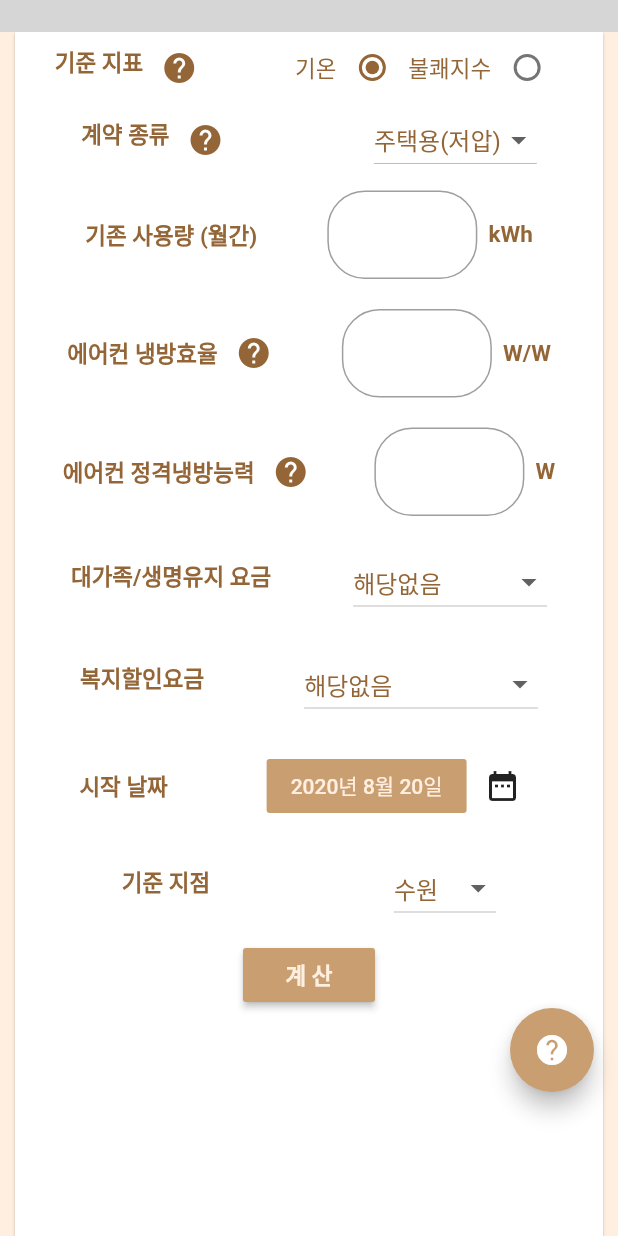
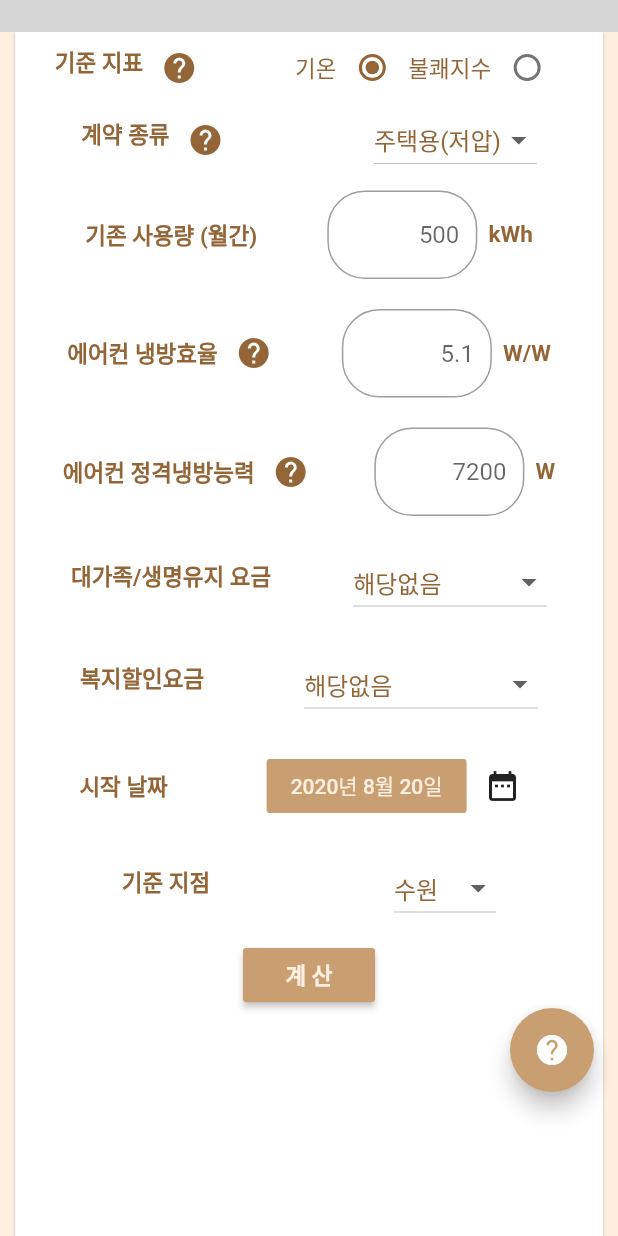
Before and after one commit to matt5797/Dignity_line, a Flutter app: the screen it shows after launch, scrolled down 229 dp, on a phone screen of 412 x 824 dp. Run offline on Flutter 3.47's test engine with Material 2 defaults, Android fonts, the phone set to English and light mode, and no system bars; our stand-ins replace fl_chart, sqflite; missing offline and left inert: firebase_admob; accounts and stored records are empty; grey boxes are pictures that could not be loaded.

```diff
--- a/lib/main.dart
+++ b/lib/main.dart
@@ -18,12 +18,16 @@ class MyApp extends StatelessWidget {
   Widget build(BuildContext context) {
     //광고 admob 적용
     FirebaseAdMob.instance
-        .initialize(appId: 'ca-app-pub-3940256099942544~3347511713');
+        .initialize(appId: 'ca-app-pub-6906871181988858~7575945029');
+    //ca-app-pub-6906871181988858~7575945029
+    //ca-app-pub-3940256099942544~3347511713 // test ID
     MobileAdTargetingInfo targetingInfo = MobileAdTargetingInfo(
       keywords: <String>['flutterio', 'beautiful apps'],
       contentUrl: 'https://flutter.io',
       childDirected: false,
-      testDevices: <String>[], // Android emulators are considered test devices
+      testDevices: <String>[
+        'C97158959CA68CCF26AD29B523315B64'
+      ], // Android emulators are considered test devices
     );
 
     BannerAd myBanner = BannerAd(
@@ -277,6 +281,7 @@ class _HomePageState extends State<HomePage> {
                                             keyboardType: TextInputType.number,
                                             controller: textFieldCtrl1,
                                             decoration: InputDecoration(
+                                              hintText: '500',
                                               errorText: _validate1 ? '필수 입력 사항입니다.' : null,
                                               fillColor: Colors.white,
                                               border: new OutlineInputBorder(
@@ -333,6 +338,7 @@ class _HomePageState extends State<HomePage> {
                                             keyboardType: TextInputType.number,
                                             controller: textFieldCtrl2,
                                             decoration: InputDecoration(
+                                              hintText: '5.1',
                                               errorText: _validate2 ? '필수 입력 사항입니다.' : null,
                                               fillColor: Colors.white,
                                               border: new OutlineInputBorder(
@@ -389,6 +395,7 @@ class _HomePageState extends State<HomePage> {
                                             keyboardType: TextInputType.number,
                                             controller: textFieldCtrl3,
                                             decoration: InputDecoration(
+                                              hintText: '7200',
                                               errorText: _validate3 ? '필수 입력 사항입니다.' : null,
                                               fillColor: Colors.white,
                                               border: new OutlineInputBorder(
--- a/lib/resultpage.dart
+++ b/lib/resultpage.dart
@@ -81,6 +81,7 @@ class _ResultPageState extends State<ResultPage> {
                           shrinkWrap: true,
                           children: <Widget>[
                             Card(
+                              elevation: 5,
                               shape: RoundedRectangleBorder(
                                   borderRadius: BorderRadius.circular(30)),
                               child: Column(
@@ -102,6 +103,7 @@ class _ResultPageState extends State<ResultPage> {
                               ),
                             ),
                             Card(
+                              elevation: 5,
                               shape: RoundedRectangleBorder(
                                   borderRadius: BorderRadius.circular(30)),
                               child: Column(
@@ -123,6 +125,7 @@ class _ResultPageState extends State<ResultPage> {
                               ),
                             ),
                             Card(
+                              elevation: 5,
                               shape: RoundedRectangleBorder(
                                   borderRadius: BorderRadius.circular(30)),
                               child: Column(
@@ -144,6 +147,7 @@ class _ResultPageState extends State<ResultPage> {
                               ),
                             ),
                             Card(
+                              elevation: 5,
                               shape: RoundedRectangleBorder(
                                   borderRadius: BorderRadius.circular(30)),
                               child: Column(
```
Also changed, not shown: lib/helppage.dart (+6 -6 lines), lib/roompage.dart (+13 -7 lines), 6 other files.
